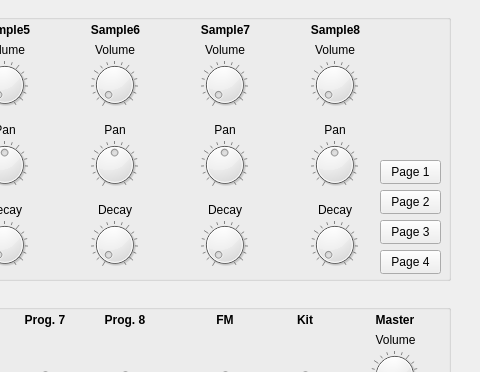
Old version of the form mixingpage.ui in the repository Marzac/OPA-Editor; both pictures show x 520 to 1000 and y 0 to 372 of the 1000 by 660 pixel window.
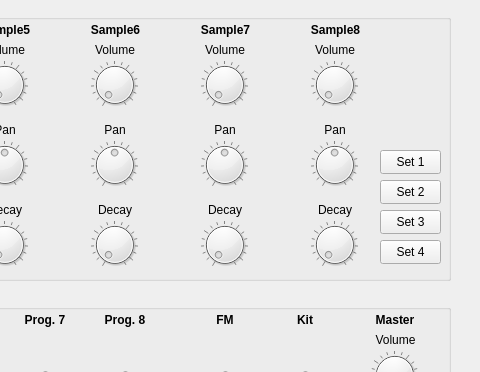
New version of the form. Custom widgets are drawn as their Qt base class.

Commit message: Updating UI for MAC compatibility part 2

Patch:
```diff
--- a/mixingpage.ui
+++ b/mixingpage.ui
@@ -2744,13 +2744,13 @@
     <property name="geometry">
      <rect>
       <x>870</x>
-      <y>190</y>
+      <y>180</y>
       <width>61</width>
       <height>24</height>
      </rect>
     </property>
     <property name="text">
-     <string>Page 2</string>
+     <string>Set 2</string>
     </property>
     <property name="checkable">
      <bool>true</bool>
@@ -2760,13 +2760,13 @@
     <property name="geometry">
      <rect>
       <x>870</x>
-      <y>160</y>
+      <y>150</y>
       <width>61</width>
       <height>24</height>
      </rect>
     </property>
     <property name="text">
-     <string>Page 1</string>
+     <string>Set 1</string>
     </property>
     <property name="checkable">
      <bool>true</bool>
@@ -2776,13 +2776,13 @@
     <property name="geometry">
      <rect>
       <x>870</x>
-      <y>220</y>
+      <y>210</y>
       <width>61</width>
       <height>24</height>
      </rect>
     </property>
     <property name="text">
-     <string>Page 3</string>
+     <string>Set 3</string>
     </property>
     <property name="checkable">
      <bool>true</bool>
@@ -2792,13 +2792,13 @@
     <property name="geometry">
      <rect>
       <x>870</x>
-      <y>250</y>
+      <y>240</y>
       <width>61</width>
       <height>24</height>
      </rect>
     </property>
     <property name="text">
-     <string>Page 4</string>
+     <string>Set 4</string>
     </property>
     <property name="checkable">
      <bool>true</bool>
```
